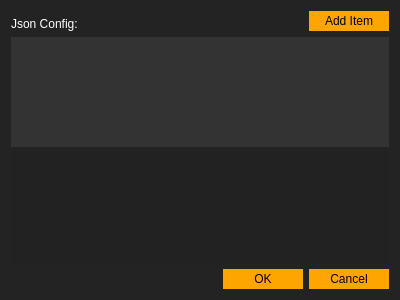
Qt form acriaconfig.ui (Acria-Network/Acria-Oracle-Node-Qt) before a commit.
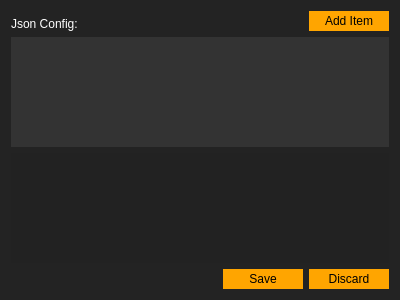
The same form after that commit. Icons and pictures are not drawn.

The edit to the form file:
```diff
--- a/acriaconfig.ui
+++ b/acriaconfig.ui
@@ -180,7 +180,7 @@
       <enum>Qt::Horizontal</enum>
      </property>
      <property name="standardButtons">
-      <set>QDialogButtonBox::Cancel|QDialogButtonBox::Ok</set>
+      <set>QDialogButtonBox::Discard|QDialogButtonBox::Save</set>
      </property>
     </widget>
    </item>
```
